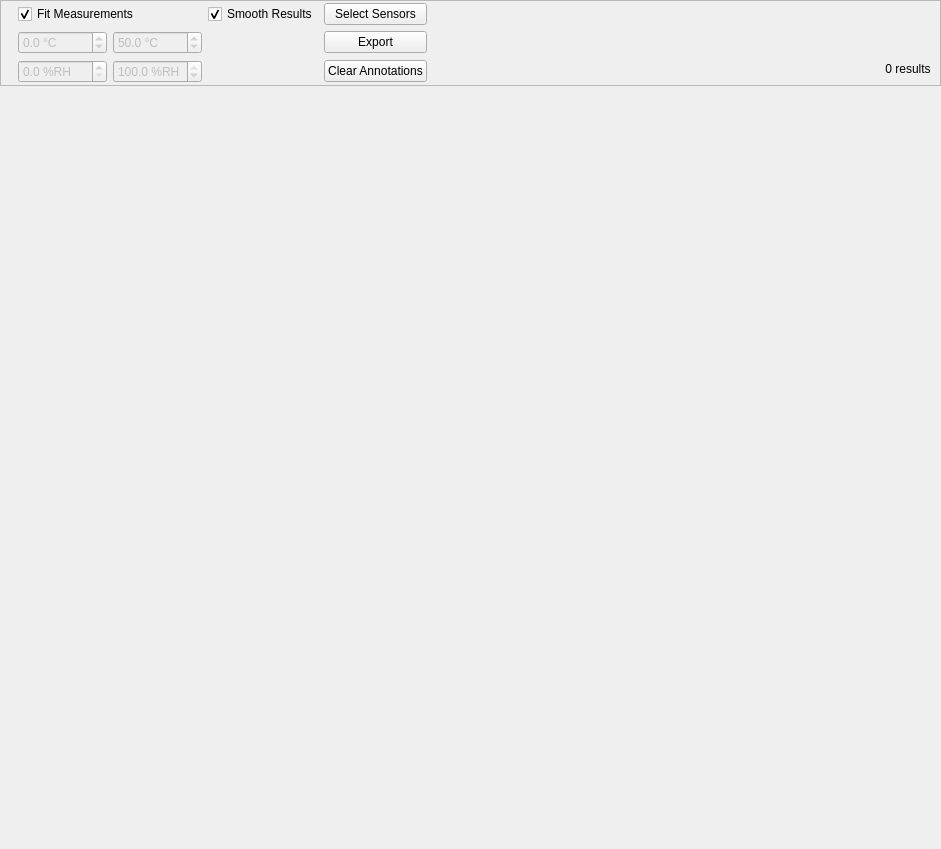
The window that manager/src/PlotWidget.ui (porkmarks/sense) describes before a commit, drawn with Qt 5.
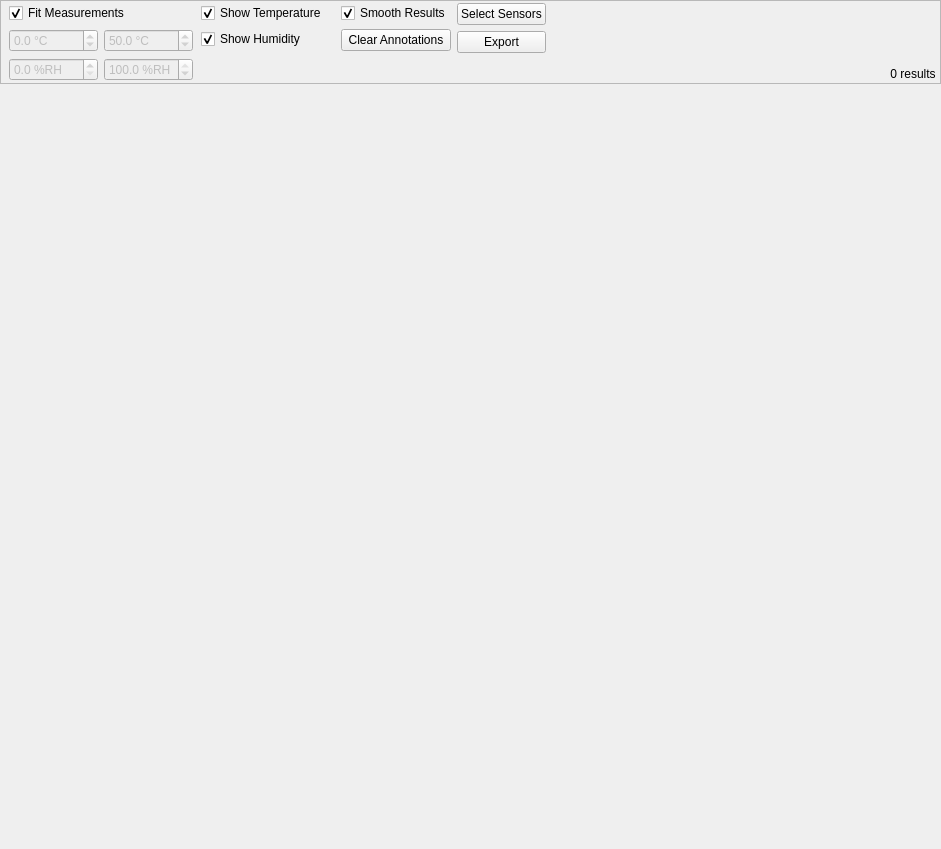
The same window after the commit. Icons and pictures are not drawn. Custom widgets are drawn as their Qt base class.

Patch:
```diff
--- a/manager/src/PlotWidget.ui
+++ b/manager/src/PlotWidget.ui
@@ -66,148 +66,266 @@
        <widget class="DateTimeFilterWidget" name="dateTimeFilter" native="true">
         <layout class="QGridLayout" name="gridLayout">
          <property name="leftMargin">
-          <number>4</number>
+          <number>2</number>
          </property>
          <property name="topMargin">
+          <number>2</number>
+         </property>
+         <property name="rightMargin">
+          <number>2</number>
+         </property>
+         <property name="bottomMargin">
+          <number>2</number>
+         </property>
+         <property name="spacing">
+          <number>0</number>
+         </property>
+        </layout>
+       </widget>
+      </item>
+      <item>
+       <widget class="QWidget" name="widget_2" native="true">
+        <layout class="QVBoxLayout" name="verticalLayout_4">
+         <property name="leftMargin">
           <number>4</number>
          </property>
+         <property name="topMargin">
+          <number>2</number>
+         </property>
          <property name="rightMargin">
           <number>4</number>
          </property>
          <property name="bottomMargin">
-          <number>4</number>
+          <number>2</number>
          </property>
+         <item>
+          <widget class="QCheckBox" name="fitMeasurements">
+           <property name="text">
+            <string>Fit Measurements</string>
+           </property>
+           <property name="checked">
+            <bool>true</bool>
+           </property>
+          </widget>
+         </item>
+         <item>
+          <widget class="QWidget" name="widget_3" native="true">
+           <layout class="QGridLayout" name="gridLayout_3">
+            <property name="leftMargin">
+             <number>0</number>
+            </property>
+            <property name="topMargin">
+             <number>0</number>
+            </property>
+            <property name="rightMargin">
+             <number>0</number>
+            </property>
+            <property name="bottomMargin">
+             <number>0</number>
+            </property>
+            <item row="0" column="0">
+             <widget class="QDoubleSpinBox" name="minTemperature">
+              <property name="enabled">
+               <bool>false</bool>
+              </property>
+              <property name="suffix">
+               <string> °C</string>
+              </property>
+              <property name="decimals">
+               <number>1</number>
+              </property>
+              <property name="minimum">
+               <double>-100.000000000000000</double>
+              </property>
+              <property name="maximum">
+               <double>150.000000000000000</double>
+              </property>
+             </widget>
+            </item>
+            <item row="0" column="1">
+             <widget class="QDoubleSpinBox" name="maxTemperature">
+              <property name="enabled">
+               <bool>false</bool>
+              </property>
+              <property name="suffix">
+               <string> °C</string>
+              </property>
+              <property name="decimals">
+               <number>1</number>
+              </property>
+              <property name="minimum">
+               <double>-100.000000000000000</double>
+              </property>
+              <property name="maximum">
+               <double>100.000000000000000</double>
+              </property>
+              <property name="value">
+               <double>50.000000000000000</double>
+              </property>
+             </widget>
+            </item>
+            <item row="1" column="0">
+             <widget class="QDoubleSpinBox" name="minHumidity">
+              <property name="enabled">
+               <bool>false</bool>
+              </property>
+              <property name="suffix">
+               <string> %RH</string>
+              </property>
+              <property name="decimals">
+               <number>1</number>
+              </property>
+             </widget>
+            </item>
+            <item row="1" column="1">
+             <widget class="QDoubleSpinBox" name="maxHumidity">
+              <property name="enabled">
+               <bool>false</bool>
+              </property>
+              <property name="suffix">
+               <string> %RH</string>
+              </property>
+              <property name="decimals">
+               <number>1</number>
+              </property>
+              <property name="value">
+               <double>100.000000000000000</double>
+              </property>
+             </widget>
+            </item>
+           </layout>
+          </widget>
+         </item>
         </layout>
        </widget>
       </item>
       <item>
        <widget class="QWidget" name="widget_4" native="true">
-        <property name="sizePolicy">
-         <sizepolicy hsizetype="Preferred" vsizetype="Preferred">
-          <horstretch>0</horstretch>
-          <verstretch>0</verstretch>
-         </sizepolicy>
-        </property>
         <layout class="QGridLayout" name="gridLayout_2">
          <property name="leftMargin">
-          <number>9</number>
+          <number>4</number>
          </property>
          <property name="topMargin">
           <number>2</number>
          </property>
          <property name="rightMargin">
-          <number>9</number>
+          <number>4</number>
          </property>
          <property name="bottomMargin">
           <number>2</number>
          </property>
-         <item row="4" column="1">
+         <item row="0" column="0">
+          <widget class="QCheckBox" name="showTemperature">
+           <property name="text">
+            <string>Show Temperature</string>
+           </property>
+           <property name="icon">
+            <iconset resource="../res/res.qrc">
+             <normaloff>:/icons/ui/temperature.png</normaloff>:/icons/ui/temperature.png</iconset>
+           </property>
+           <property name="checked">
+            <bool>true</bool>
+           </property>
+          </widget>
+         </item>
+         <item row="1" column="0">
+          <widget class="QCheckBox" name="showHumidity">
+           <property name="text">
+            <string>Show Humidity</string>
+           </property>
+           <property name="icon">
+            <iconset resource="../res/res.qrc">
+             <normaloff>:/icons/ui/humidity.png</normaloff>:/icons/ui/humidity.png</iconset>
+           </property>
+           <property name="checked">
+            <bool>true</bool>
+           </property>
+          </widget>
+         </item>
+         <item row="2" column="0" colspan="2">
+          <spacer name="verticalSpacer_4">
+           <property name="orientation">
+            <enum>Qt::Vertical</enum>
+           </property>
+           <property name="sizeHint" stdset="0">
+            <size>
+             <width>1</width>
+             <height>1</height>
+            </size>
+           </property>
+          </spacer>
+         </item>
+        </layout>
+       </widget>
+      </item>
+      <item>
+       <widget class="QWidget" name="widget_5" native="true">
+        <layout class="QVBoxLayout" name="verticalLayout_5">
+         <property name="leftMargin">
+          <number>4</number>
+         </property>
+         <property name="topMargin">
+          <number>2</number>
+         </property>
+         <property name="rightMargin">
+          <number>4</number>
+         </property>
+         <property name="bottomMargin">
+          <number>2</number>
+         </property>
+         <item>
+          <widget class="QCheckBox" name="useSmoothing">
+           <property name="text">
+            <string>Smooth Results</string>
+           </property>
+           <property name="checked">
+            <bool>true</bool>
+           </property>
+          </widget>
+         </item>
+         <item>
+          <widget class="QPushButton" name="clearAnnotations">
+           <property name="text">
+            <string>Clear Annotations</string>
+           </property>
+           <property name="icon">
+            <iconset resource="../res/res.qrc">
+             <normaloff>:/icons/ui/remove.png</normaloff>:/icons/ui/remove.png</iconset>
+           </property>
+          </widget>
+         </item>
+         <item>
           <spacer name="verticalSpacer_2">
            <property name="orientation">
             <enum>Qt::Vertical</enum>
            </property>
            <property name="sizeHint" stdset="0">
             <size>
-             <width>0</width>
-             <height>0</height>
+             <width>1</width>
+             <height>1</height>
             </size>
            </property>
           </spacer>
          </item>
-         <item row="2" column="4">
-          <widget class="QDoubleSpinBox" name="maxTemperature">
-           <property name="enabled">
-            <bool>false</bool>
-           </property>
-           <property name="suffix">
-            <string> °C</string>
-           </property>
-           <property name="decimals">
-            <number>1</number>
-           </property>
-           <property name="minimum">
-            <double>-100.000000000000000</double>
-           </property>
-           <property name="maximum">
-            <double>100.000000000000000</double>
-           </property>
-           <property name="value">
-            <double>50.000000000000000</double>
-           </property>
-          </widget>
-         </item>
-         <item row="3" column="4">
-          <widget class="QDoubleSpinBox" name="maxHumidity">
-           <property name="enabled">
-            <bool>false</bool>
-           </property>
-           <property name="suffix">
-            <string> %RH</string>
-           </property>
-           <property name="decimals">
-            <number>1</number>
-           </property>
-           <property name="value">
-            <double>100.000000000000000</double>
-           </property>
-          </widget>
-         </item>
-         <item row="2" column="7">
-          <spacer name="horizontalSpacer">
-           <property name="orientation">
-            <enum>Qt::Horizontal</enum>
-           </property>
-           <property name="sizeHint" stdset="0">
-            <size>
-             <width>40</width>
-             <height>20</height>
-            </size>
-           </property>
-          </spacer>
-         </item>
-         <item row="0" column="3" colspan="2">
-          <widget class="QCheckBox" name="fitMeasurements">
-           <property name="text">
-            <string>Fit Measurements</string>
-           </property>
-           <property name="checked">
-            <bool>true</bool>
-           </property>
-          </widget>
-         </item>
-         <item row="3" column="3">
-          <widget class="QDoubleSpinBox" name="minHumidity">
-           <property name="enabled">
-            <bool>false</bool>
-           </property>
-           <property name="suffix">
-            <string> %RH</string>
-           </property>
-           <property name="decimals">
-            <number>1</number>
-           </property>
-          </widget>
-         </item>
-         <item row="2" column="3">
-          <widget class="QDoubleSpinBox" name="minTemperature">
-           <property name="enabled">
-            <bool>false</bool>
-           </property>
-           <property name="suffix">
-            <string> °C</string>
-           </property>
-           <property name="decimals">
-            <number>1</number>
-           </property>
-           <property name="minimum">
-            <double>-100.000000000000000</double>
-           </property>
-           <property name="maximum">
-            <double>150.000000000000000</double>
-           </property>
-          </widget>
-         </item>
-         <item row="0" column="6">
+        </layout>
+       </widget>
+      </item>
+      <item>
+       <widget class="QWidget" name="widget_6" native="true">
+        <layout class="QVBoxLayout" name="verticalLayout_6">
+         <property name="leftMargin">
+          <number>2</number>
+         </property>
+         <property name="topMargin">
+          <number>2</number>
+         </property>
+         <property name="rightMargin">
+          <number>2</number>
+         </property>
+         <property name="bottomMargin">
+          <number>2</number>
+         </property>
+         <item>
           <widget class="QPushButton" name="selectSensors">
            <property name="text">
             <string>Select Sensors</string>
@@ -218,7 +336,7 @@
            </property>
           </widget>
          </item>
-         <item row="2" column="6">
+         <item>
           <widget class="QPushButton" name="exportData">
            <property name="text">
             <string>Export</string>
@@ -229,33 +347,50 @@
            </property>
           </widget>
          </item>
-         <item row="3" column="6">
-          <widget class="QPushButton" name="clearAnnotations">
-           <property name="text">
-            <string>Clear Annotations</string>
+         <item>
+          <spacer name="verticalSpacer_3">
+           <property name="orientation">
+            <enum>Qt::Vertical</enum>
            </property>
-           <property name="icon">
-            <iconset resource="../res/res.qrc">
-             <normaloff>:/icons/ui/remove.png</normaloff>:/icons/ui/remove.png</iconset>
+           <property name="sizeHint" stdset="0">
+            <size>
+             <width>1</width>
+             <height>1</height>
+            </size>
            </property>
-          </widget>
-         </item>
-         <item row="0" column="5">
-          <widget class="QCheckBox" name="useSmoothing">
-           <property name="text">
-            <string>Smooth Results</string>
-           </property>
-           <property name="checked">
-            <bool>true</bool>
-           </property>
-          </widget>
+          </spacer>
          </item>
         </layout>
        </widget>
       </item>
+      <item>
+       <spacer name="horizontalSpacer">
+        <property name="orientation">
+         <enum>Qt::Horizontal</enum>
+        </property>
+        <property name="sizeHint" stdset="0">
+         <size>
+          <width>40</width>
+          <height>20</height>
+         </size>
+        </property>
+       </spacer>
+      </item>
       <item>
        <widget class="QWidget" name="widget" native="true">
         <layout class="QVBoxLayout" name="verticalLayout_3">
+         <property name="leftMargin">
+          <number>4</number>
+         </property>
+         <property name="topMargin">
+          <number>2</number>
+         </property>
+         <property name="rightMargin">
+          <number>4</number>
+         </property>
+         <property name="bottomMargin">
+          <number>2</number>
+         </property>
          <item>
           <spacer name="verticalSpacer">
            <property name="orientation">
```
Left out of the diff: 14 changed lines with no effect on the pictures.
